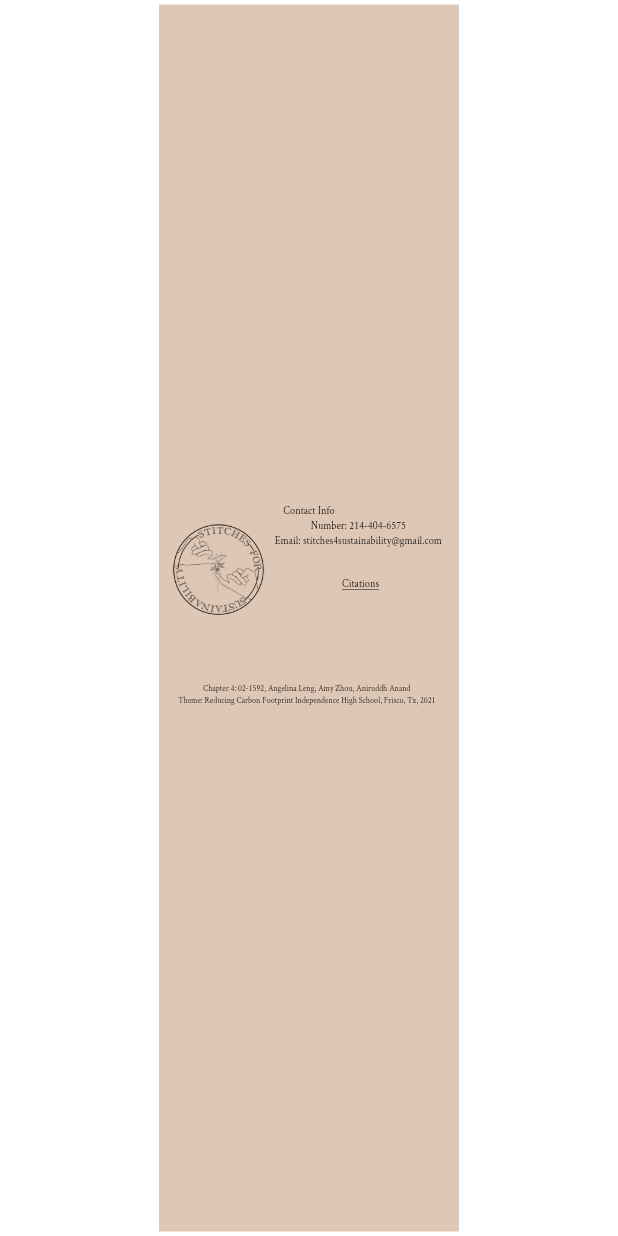
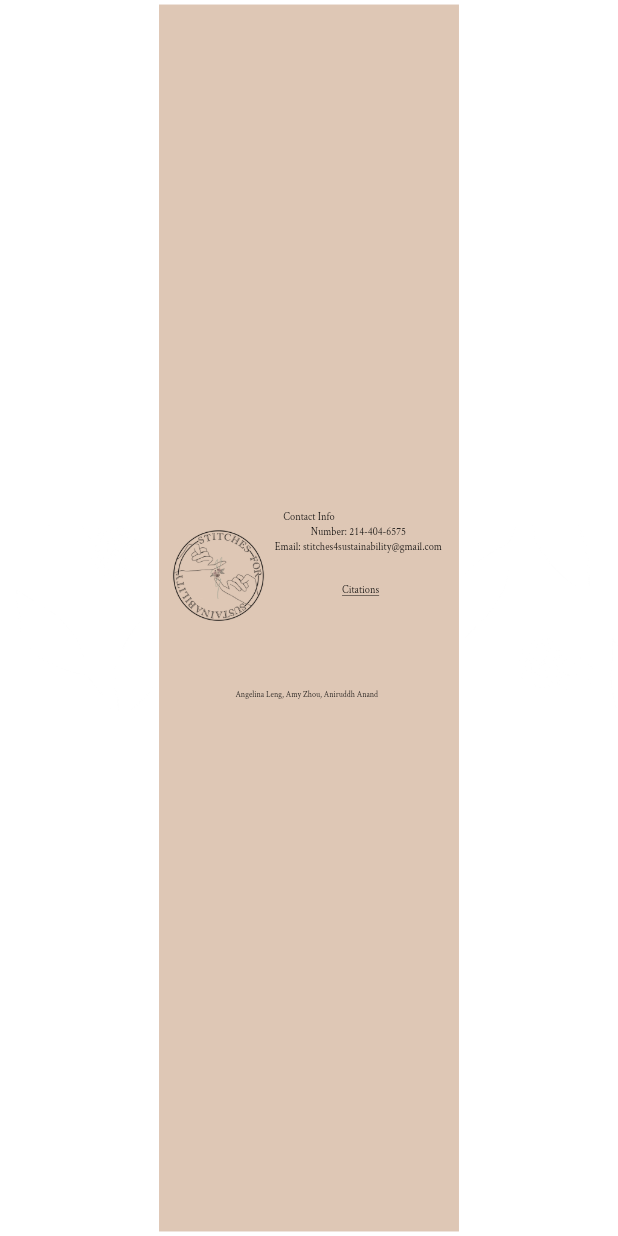
Before and after one commit to AniruddhAnand/BPA_Web_App, a Flutter app: what footer() shows on an empty page, opened directly, on a phone screen of 412 x 824 dp. Run offline on Flutter 3.47's test engine with Material 2 defaults, Android fonts, the light colour scheme and no system bars; our stand-ins replace auto_size_text; missing offline and left inert: dart:html.

Commit message:
Fix.dart

```diff
--- a/lib/values/data.dart
+++ b/lib/values/data.dart
@@ -369,7 +369,7 @@ Widget footer(BuildContext context) {
                             top: 15 * heightRatio,
                             bottom: 15 * heightRatio),
                         child: SelectableText(
-                          "Chapter 4: 02-1592, Angelina Leng, Amy Zhou, Aniruddh Anand\nTheme: Reducing Carbon Footprint Independence High School, Frisco, Tx, 2021",
+                          "Angelina Leng, Amy Zhou, Aniruddh Anand",
                           style: style7,
                           textAlign: TextAlign.center,
                         ),
```
